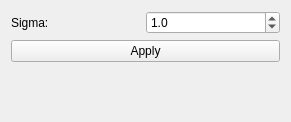
Above: ilastik/workflows/mriVolumetry/drawer.ui from ilastik/ilastik before the change. Below: the same form after it.
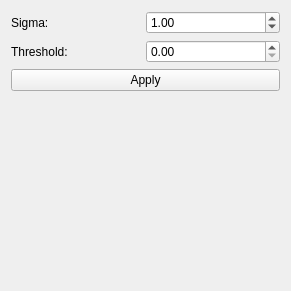
That is the form after the change.

The edit to the form file:
```diff
--- a/ilastik/workflows/mriVolumetry/drawer.ui
+++ b/ilastik/workflows/mriVolumetry/drawer.ui
@@ -7,7 +7,7 @@
     <x>0</x>
     <y>0</y>
     <width>291</width>
-    <height>122</height>
+    <height>291</height>
    </rect>
   </property>
   <property name="windowTitle">
@@ -41,7 +41,7 @@
         <string>Smoothing sigma: Z dimension</string>
        </property>
        <property name="decimals">
-        <number>1</number>
+        <number>2</number>
        </property>
        <property name="minimum">
         <double>0.000000000000000</double>
@@ -59,6 +59,23 @@
      </item>
     </layout>
    </item>
+   <item>
+    <layout class="QHBoxLayout" name="horizontalLayout_thres" stretch="0,0">
+     <property name="spacing">
+      <number>0</number>
+     </property>
+     <item>
+      <widget class="QLabel" name="thresLabel">
+       <property name="text">
+        <string>Threshold:</string>
+       </property>
+      </widget>
+     </item>
+     <item>
+      <widget class="QDoubleSpinBox" name="thresSpinBox"/>
+     </item>
+    </layout>
+   </item>
    <item>
     <widget class="QPushButton" name="applyButton">
      <property name="toolTip">
```
Left out of the diff: 4 changed lines with no effect on the pictures.
